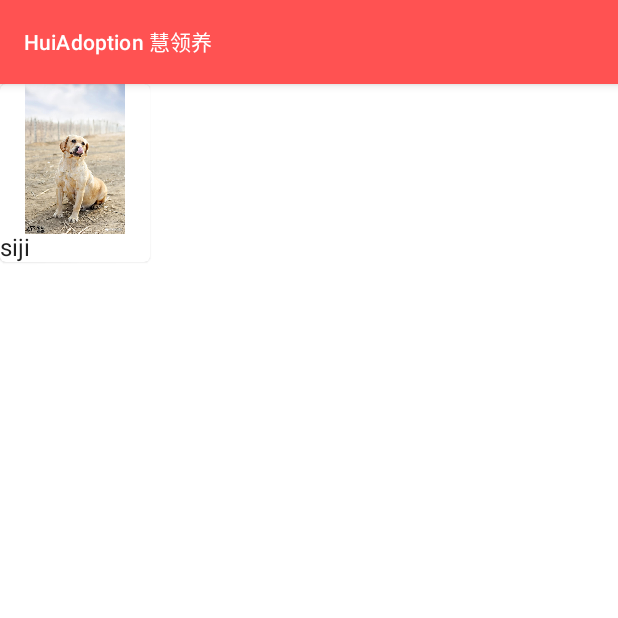
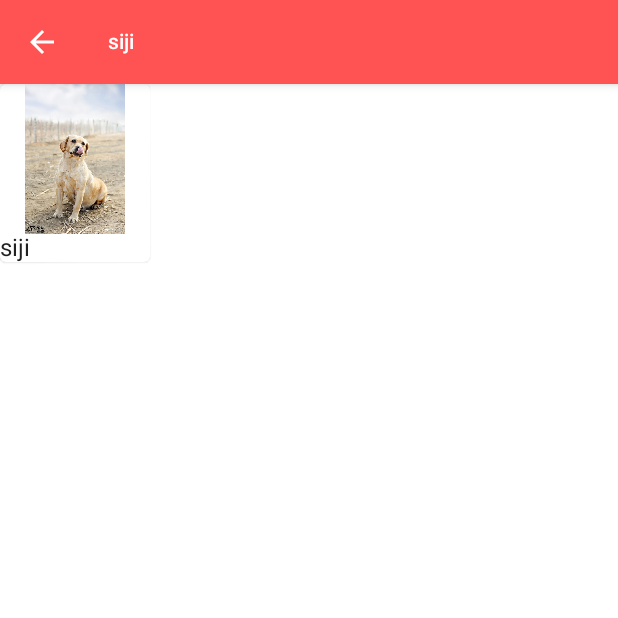
Before and after one commit to vincgao/HuiAdoption, an Android app built with Jetpack Compose: the screen it shows after launch (DogDetailActivity), after a tap on "siji", on a phone screen of 412 x 824 dp, the top half of it. Run offline under Robolectric (Android 15) with nearby library versions, the phone set to English and light mode, and no system bars.

Commit message:
add back for topBar

```diff
--- a/app/src/main/java/com/example/androiddevchallenge/DogDetailActivity.kt
+++ b/app/src/main/java/com/example/androiddevchallenge/DogDetailActivity.kt
@@ -24,7 +24,10 @@ class DogDetailActivity : AppCompatActivity() {
         super.onCreate(savedInstanceState)
         setContent {
             MyTheme {
-                DogDetail(dog = intent.getParcelableExtra("dog")!!)
+                DogDetail(
+                    dog = intent.getParcelableExtra("dog")!!,
+                    onBack = { finish() }
+                )
             }
         }
     }
--- a/app/src/main/java/com/example/androiddevchallenge/ui/list/DogDetail.kt
+++ b/app/src/main/java/com/example/androiddevchallenge/ui/list/DogDetail.kt
@@ -1,28 +1,40 @@
 package com.example.androiddevchallenge.ui.list
 
 import androidx.compose.foundation.layout.padding
+import androidx.compose.material.Icon
+import androidx.compose.material.IconButton
 import androidx.compose.material.LocalContentColor
 import androidx.compose.material.MaterialTheme
 import androidx.compose.material.Scaffold
 import androidx.compose.material.Text
 import androidx.compose.material.TopAppBar
+import androidx.compose.material.icons.Icons
+import androidx.compose.material.icons.filled.ArrowBack
 import androidx.compose.runtime.Composable
 import androidx.compose.ui.Modifier
-import androidx.compose.ui.res.stringResource
-import com.example.androiddevchallenge.R
+import androidx.compose.ui.tooling.preview.Preview
+import com.example.androiddevchallenge.data.dogsFakeList
 import com.example.androiddevchallenge.model.Dog
 
 @Composable
-fun DogDetail(dog: Dog) {
+fun DogDetail(dog: Dog, onBack: () -> Unit) {
     Scaffold(
         topBar = {
             TopAppBar(
                 title = {
                     Text(
-                        text = stringResource(id = R.string.app_name),
+                        text = dog.name,
                         style = MaterialTheme.typography.subtitle2,
                         color = LocalContentColor.current
                     )
+                },
+                navigationIcon = {
+                    IconButton(onClick = onBack) {
+                        Icon(
+                            imageVector = Icons.Filled.ArrowBack,
+                            contentDescription = "back"
+                        )
+                    }
                 }
             )
         },
@@ -32,3 +44,9 @@ fun DogDetail(dog: Dog) {
         },
     )
 }
+
+@Preview
+@Composable
+fun PreviewDogDetail() {
+    DogDetail(dog = dogsFakeList[0], {})
+}
```
